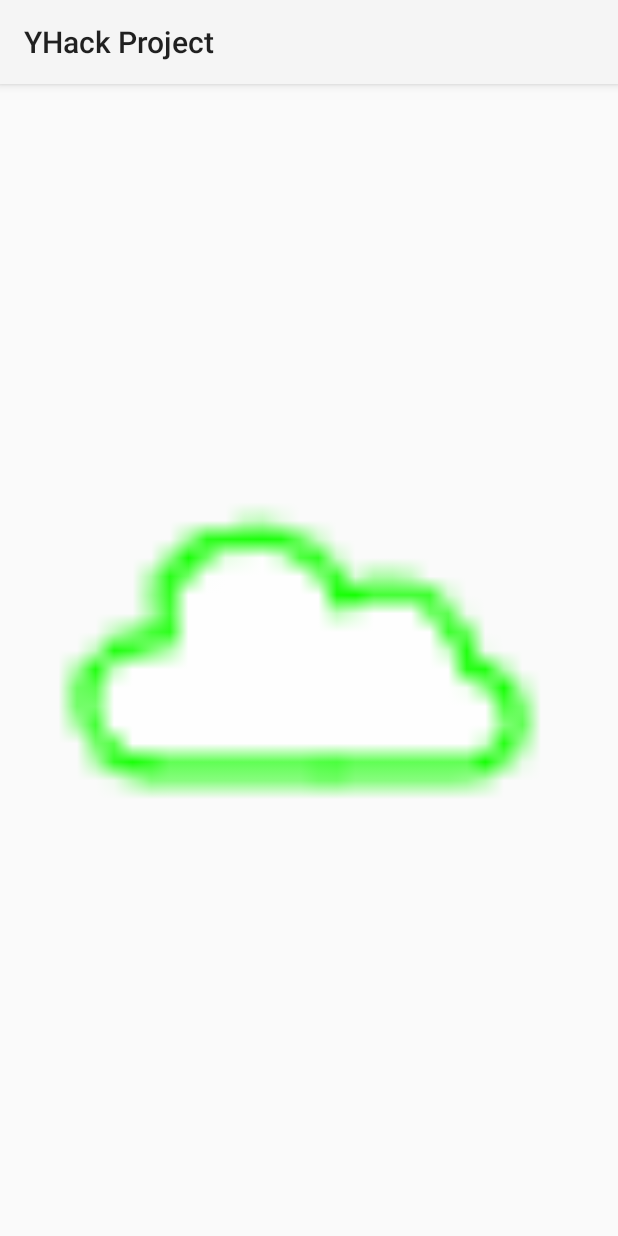
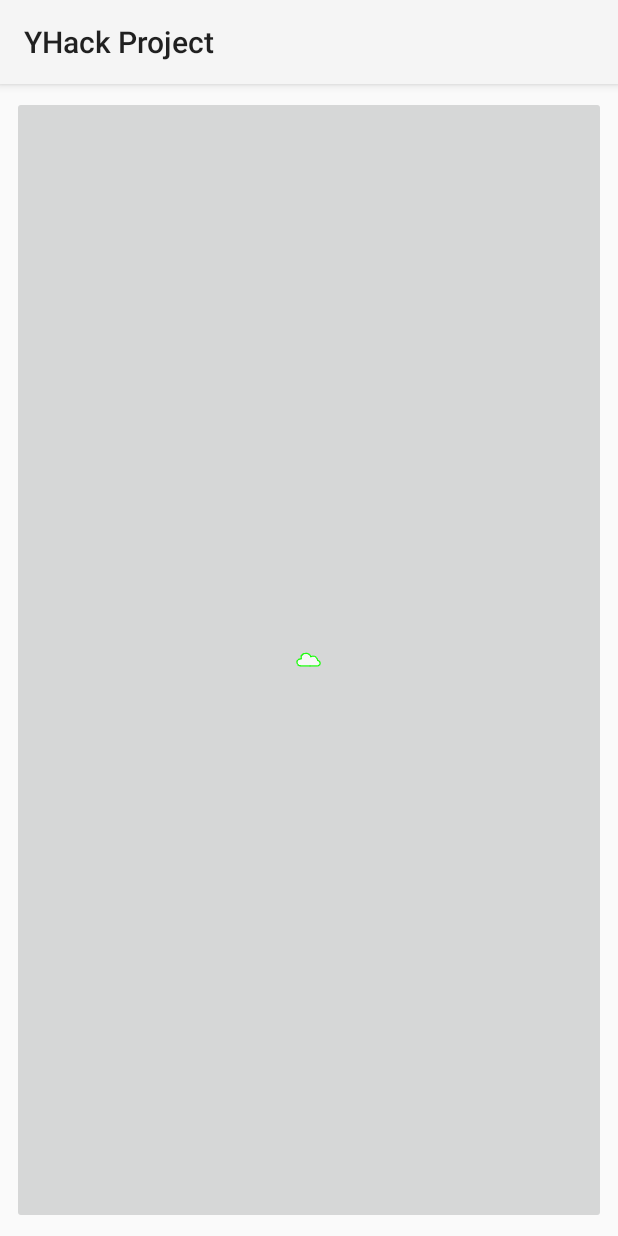
Before and after one commit to DGriyu/Yhack_app, an Android app: the layout appwidget.xml on its own in the app's theme, with its tools: preview values and no code run, on a phone screen of 412 x 824 dp. Run offline under Robolectric (Android 15) with nearby library versions, the phone set to English and light mode, and no system bars.

Commit message:
Added stuff to app so that it could toggle images

```diff
--- a/app/src/main/AndroidManifest.xml
+++ b/app/src/main/AndroidManifest.xml
@@ -11,6 +11,7 @@
         android:theme="@style/AppTheme" >
         <receiver android:name=".StatusAppWidgetProvider" >
             <intent-filter>
+                <action android:name="MY_PACKAGE_NAME.WIDGET_BUTTON" />
                 <action android:name="android.appwidget.action.APPWIDGET_UPDATE" />
             </intent-filter>
 
--- a/app/src/main/res/layout/appwidget.xml
+++ b/app/src/main/res/layout/appwidget.xml
@@ -3,28 +3,12 @@
     android:layout_width="match_parent"
     android:layout_height="match_parent"
     android:padding="@dimen/widget_margin">
-    <ImageView
+
+    <ImageButton
         android:id="@+id/statusImage"
         android:layout_width="match_parent"
         android:layout_height="match_parent"
         android:orientation="horizontal"
         android:src="@drawable/cloud_green">
-    </ImageView>
+    </ImageButton>
 </FrameLayout>
-
-<!--
-<FrameLayout
-android:layout_width="match_parent"
-android:layout_height="match_parent"
-android:padding="@dimen/widget_margin">
-
-<LinearLayout
-    android:layout_width="match_parent"
-    android:layout_height="match_parent"
-    android:orientation="horizontal"
-    android:background="@drawable/my_widget_background">
-    …
-</LinearLayout>
-
-</FrameLayout>
--->
```
Also changed, not shown: app/src/main/java/com/example/riyu/yhackproject/StatusAppWidgetProvider.java (+70 -11 lines), app/src/main/res/xml/appwidget_info.xml (+3 -4 lines), 9 other files.
